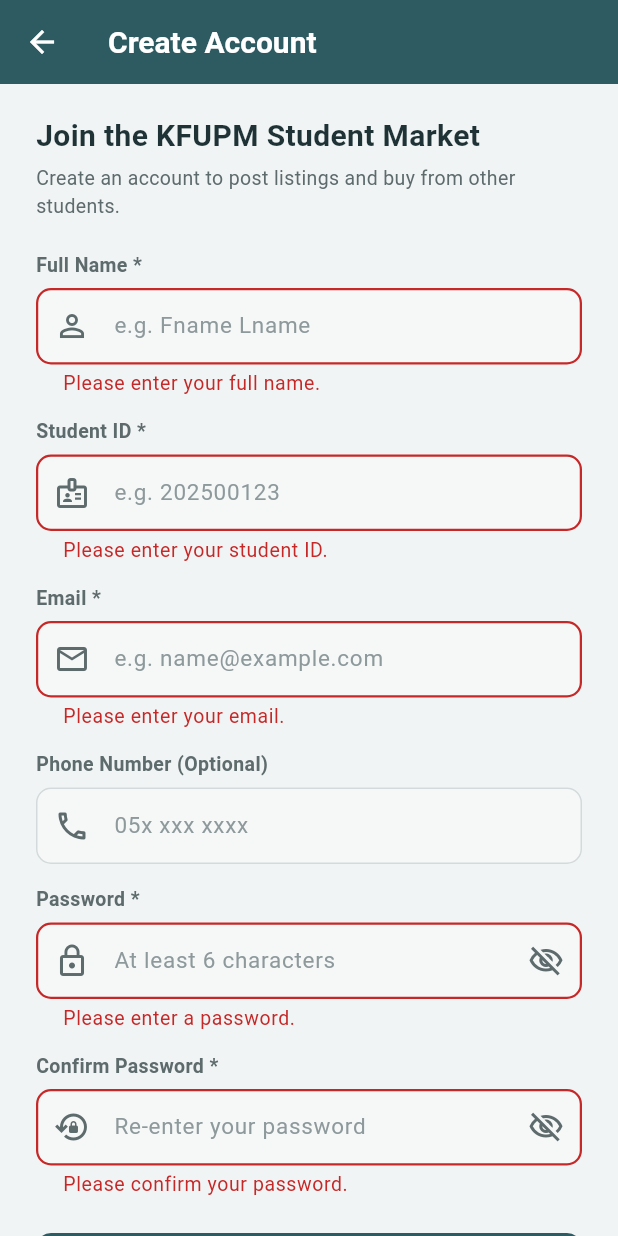
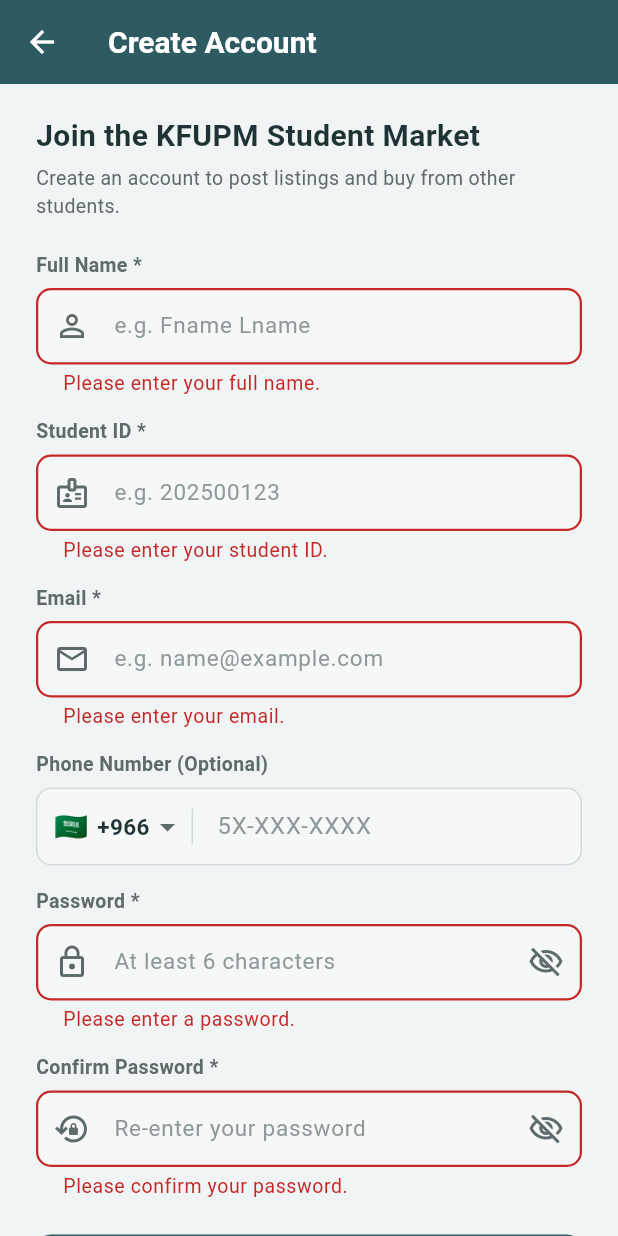
Before and after one commit to Abdulwahed25/SWE-463_project, a Flutter app: the SignUpScreen screen opened by its route, after a tap on "Create account", on a phone screen of 412 x 824 dp. Run offline on Flutter 3.47's test engine with Material 3 defaults, Android fonts, the phone set to English and light mode, and no system bars; our stand-ins replace shared_preferences; accounts and stored records are empty.

Commit message:
Validate the Sign Up phone number with the country code field

```diff
--- a/lib/screens/sign_up_screen.dart
+++ b/lib/screens/sign_up_screen.dart
@@ -2,8 +2,11 @@
 import 'package:provider/provider.dart';
 
 import '../app_routes.dart';
+import '../models/country.dart';
 import '../providers/auth_provider.dart';
 import '../theme.dart';
+import '../utils/phone.dart';
+import '../widgets/phone_field.dart';
 
 class SignUpScreen extends StatefulWidget {
   const SignUpScreen({super.key});
@@ -18,6 +21,7 @@
   final _studentIdController = TextEditingController();
   final _emailController = TextEditingController();
   final _phoneController = TextEditingController();
+  Country _phoneCountry = Country.saudiArabia;
   final _passwordController = TextEditingController();
   final _confirmPasswordController = TextEditingController();
 
@@ -44,7 +48,7 @@
       name: _nameController.text.trim(),
       email: _emailController.text.trim(),
       studentId: _studentIdController.text.trim(),
-      phone: _phoneController.text.trim(),
+      phone: toStoredPhone(_phoneCountry, _phoneController.text),
       password: _passwordController.text,
     );
 
@@ -188,14 +192,11 @@
                   // Phone Number (Optional)
                   const Text('Phone Number (Optional)', style: TextStyle(fontSize: 13, fontWeight: FontWeight.w600)),
                   const SizedBox(height: 6),
-                  TextFormField(
+                  PhoneField(
                     controller: _phoneController,
-                    keyboardType: TextInputType.phone,
+                    country: _phoneCountry,
+                    onCountryChanged: (country) => setState(() => _phoneCountry = country),
                     textInputAction: TextInputAction.next,
-                    decoration: const InputDecoration(
-                      hintText: '05x xxx xxxx',
-                      prefixIcon: Icon(Icons.phone_outlined, color: SouqColors.subText),
-                    ),
                   ),
                   const SizedBox(height: 14),
 
```
